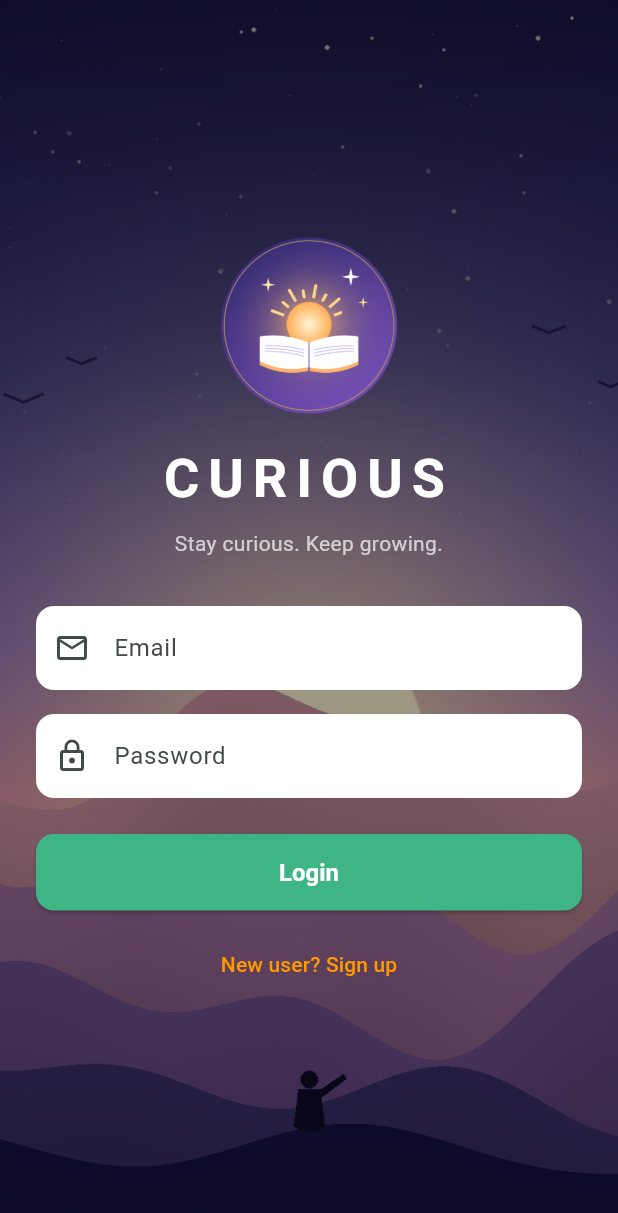
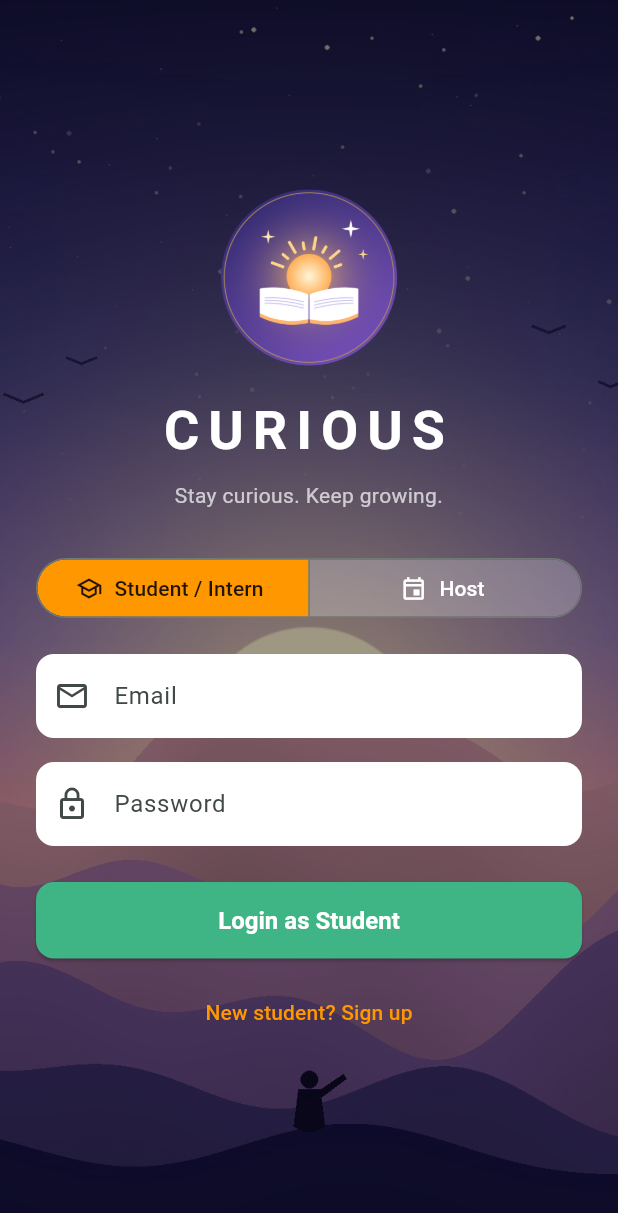
Before and after one commit to akashdebnath-alt/flutter_program_app, a Flutter app: the screen it shows after launch, on a phone screen of 412 x 824 dp. Shown: the top 1213 px of the screen. Run offline on Flutter 3.47's test engine with Material 3 defaults, Android fonts, the phone set to English and light mode, and no system bars.

Commit message:
Add student and host role selector to login

```diff
--- a/lib/screens/login_screen.dart
+++ b/lib/screens/login_screen.dart
@@ -1,14 +1,35 @@
 import 'package:flutter/material.dart';
 import '../theme/app_theme.dart';
+import 'home_screen.dart';
+import 'host_home_screen.dart';
 
-class LoginScreen extends StatelessWidget {
+enum UserRole { student, host }
+
+class LoginScreen extends StatefulWidget {
   const LoginScreen({super.key});
 
   @override
+  State<LoginScreen> createState() => _LoginScreenState();
+}
+
+class _LoginScreenState extends State<LoginScreen> {
+  UserRole _role = UserRole.student;
+
+  void _login() {
+    final Widget next =
+        _role == UserRole.student ? const HomeScreen() : const HostHomeScreen();
+    Navigator.pushReplacement(
+      context,
+      MaterialPageRoute(builder: (context) => next),
+    );
+  }
+
+  @override
   Widget build(BuildContext context) {
+    final isStudent = _role == UserRole.student;
+
     return Scaffold(
       body: Container(
-        // Full-screen background image, darkened so the text stays readable
         decoration: const BoxDecoration(
           image: DecorationImage(
             image: AssetImage('assets/images/background.png.jpg'),
@@ -25,7 +46,6 @@ class LoginScreen extends StatelessWidget {
                 child: Column(
                   crossAxisAlignment: CrossAxisAlignment.stretch,
                   children: [
-                    // Logo
                     Center(
                       child: Image.asset(
                         'assets/images/logo.png',
@@ -34,8 +54,6 @@ class LoginScreen extends StatelessWidget {
                       ),
                     ),
                     const SizedBox(height: 16),
-
-                    // App name
                     const Text(
                       'CURIOUS',
                       textAlign: TextAlign.center,
@@ -47,16 +65,43 @@ class LoginScreen extends StatelessWidget {
                       ),
                     ),
                     const SizedBox(height: 8),
-
-                    // Tagline
                     const Text(
                       'Stay curious. Keep growing.',
                       textAlign: TextAlign.center,
                       style: TextStyle(color: Colors.white70),
                     ),
-                    const SizedBox(height: 32),
+                    const SizedBox(height: 28),
 
-                    // Email field
+                    // Role selector
+                    SegmentedButton<UserRole>(
+                      showSelectedIcon: false,
+                      style: SegmentedButton.styleFrom(
+                        backgroundColor: Colors.white24,
+                        foregroundColor: Colors.white,
+                        selectedBackgroundColor: AppColors.secondary,
+                        selectedForegroundColor: Colors.black87,
+                      ),
+                      segments: const [
+                        ButtonSegment(
+                          value: UserRole.student,
+                          label: Text('Student / Intern'),
+                          icon: Icon(Icons.school_outlined),
+                        ),
+                        ButtonSegment(
+                          value: UserRole.host,
+                          label: Text('Host'),
+                          icon: Icon(Icons.event_outlined),
+                        ),
+                      ],
+                      selected: {_role},
+                      onSelectionChanged: (selection) {
+                        setState(() {
+                          _role = selection.first;
+                        });
+                      },
+                    ),
+                    const SizedBox(height: 20),
+
                     const TextField(
                       keyboardType: TextInputType.emailAddress,
                       decoration: InputDecoration(
@@ -65,8 +110,6 @@ class LoginScreen extends StatelessWidget {
                       ),
                     ),
                     const SizedBox(height: 16),
-
-                    // Password field
                     const TextField(
                       obscureText: true,
                       decoration: InputDecoration(
@@ -75,21 +118,19 @@ class LoginScreen extends StatelessWidget {
                       ),
                     ),
                     const SizedBox(height: 24),
-
-                    // Login button (navigation to Home comes next)
                     ElevatedButton(
-                      onPressed: () {},
-                      child: const Text('Login'),
+                      onPressed: _login,
+                      child: Text(isStudent ? 'Login as Student' : 'Login as Host'),
                     ),
                     const SizedBox(height: 12),
-
-                    // Sign up link
                     TextButton(
                       style: TextButton.styleFrom(
                         foregroundColor: AppColors.secondary,
                       ),
                       onPressed: () {},
-                      child: const Text('New user? Sign up'),
+                      child: Text(isStudent
+                          ? 'New student? Sign up'
+                          : 'New host? Sign up'),
                     ),
                   ],
                 ),
```
Also changed, not shown: lib/screens/home_screen.dart (added, +132 -0 lines), lib/screens/host_home_screen.dart (added, +48 -0 lines), assets/images/deshboard.png (added).
